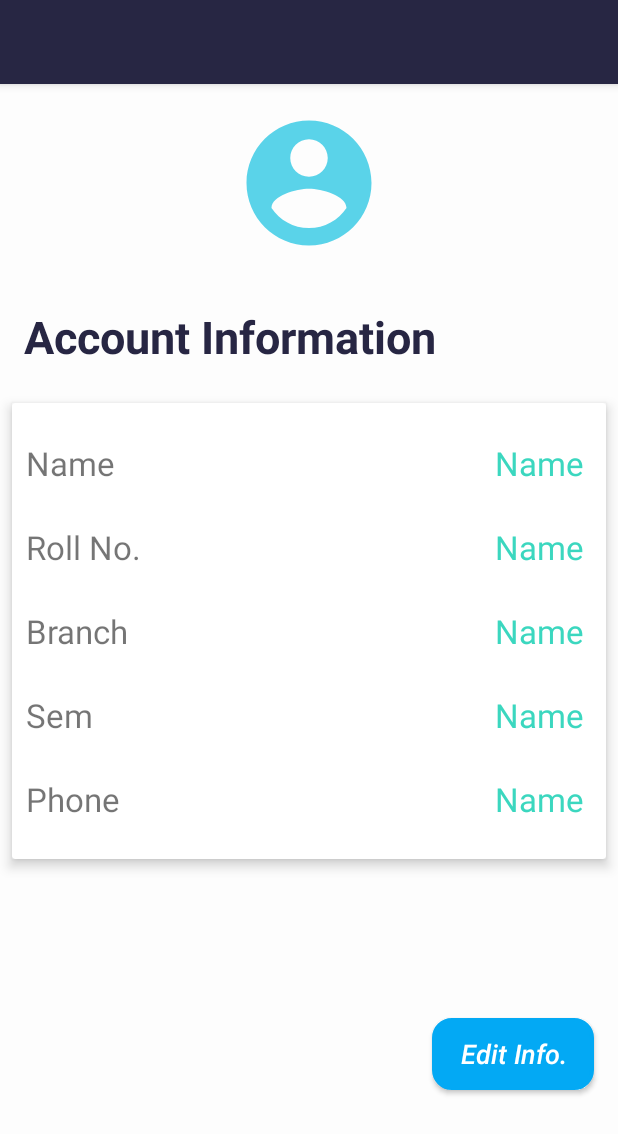
After one commit to aman7056/Apna_College, an Android app: the layout activity_profile_tab.xml on its own in the app's theme, with its tools: preview values and no code run, on a phone screen of 412 x 824 dp. The commit adds this screen. Shown: the top 1134 px of the screen. Run offline under Robolectric (Android 15) with nearby library versions, the phone set to English and light mode, and no system bars.

Commit message:
day 5 part 1

```diff
--- a/app/src/main/AndroidManifest.xml
+++ b/app/src/main/AndroidManifest.xml
@@ -10,12 +10,16 @@
         android:roundIcon="@mipmap/ic_launcher_round"
         android:supportsRtl="true"
         android:theme="@style/AppTheme">
-        <activity android:name=".infoTab"
+        <activity android:name=".ProfileTab"></activity>
+        <activity
+            android:name=".infoTab"
             android:screenOrientation="portrait"
-            android:theme="@style/AppTheme.NoActionBar"></activity>
-        <activity android:name=".UsersTab"
-            android:screenOrientation="portrait"/>
-        <activity android:name=".LoginPage"
+            android:theme="@style/AppTheme.NoActionBar" />
+        <activity
+            android:name=".UsersTab"
+            android:screenOrientation="portrait" />
+        <activity
+            android:name=".LoginPage"
             android:screenOrientation="portrait" />
         <activity
             android:name=".MainActivity"
--- a/app/src/main/java/com/amati/apnacollege/MainActivity.java
+++ b/app/src/main/java/com/amati/apnacollege/MainActivity.java
@@ -69,7 +69,7 @@ public class MainActivity extends AppCompatActivity implements View.OnClickListe
                 break;
 
             case R.id.item4:
-                Toast.makeText(this, "Profile", Toast.LENGTH_SHORT).show();
+               startActivity(new Intent(MainActivity.this, ProfileTab.class));
                 break;
 
             case R.id.item5:
--- /dev/null
+++ b/app/src/main/java/com/amati/apnacollege/ProfileTab.java
@@ -0,0 +1,66 @@
+package com.amati.apnacollege;
+
+import androidx.appcompat.app.AppCompatActivity;
+
+import android.content.Intent;
+import android.os.Bundle;
+import android.view.View;
+import android.widget.Button;
+import android.widget.TextView;
+
+import com.google.android.material.appbar.MaterialToolbar;
+import com.parse.ParseUser;
+
+public class ProfileTab extends AppCompatActivity {
+
+    private TextView txtName,  txtRoll, txtBranch, txtSem, txtPhone;
+    private Button editBtn;
+    private MaterialToolbar materialToolbar;
+
+
+    @Override
+    protected void onCreate(Bundle savedInstanceState) {
+        super.onCreate(savedInstanceState);
+        setContentView(R.layout.activity_profile_tab);
+
+        materialToolbar = findViewById(R.id.mtoolbar2);
+
+        txtName = findViewById(R.id.txtName);
+        txtBranch = findViewById(R.id.txtName3);
+        txtRoll = findViewById(R.id.txtName2);
+        txtSem = findViewById(R.id.txtName4);
+        txtPhone = findViewById(R.id.txtName5);
+
+        editBtn = findViewById(R.id.edtbtn);
+
+        final ParseUser parseUser = ParseUser.getCurrentUser();
+
+        setSupportActionBar(materialToolbar);
+        setTitle(parseUser.getUsername().toString());
+
+        txtName.setText(parseUser.get("name") + "");
+        txtPhone.setText(parseUser.get("phone") + "") ;
+        txtSem.setText( parseUser.get("sem") + "" );
+        txtRoll.setText(parseUser.get("rollno") + "" );
+        txtBranch.setText(parseUser.get("branch") + "");
+
+
+        editBtn.setOnClickListener(new View.OnClickListener() {
+            @Override
+            public void onClick(View v) {
+                startActivity(new Intent(ProfileTab.this, infoTab.class));
+                finish();
+            }
+        });
+
+
+
+
+    }
+
+    @Override
+    public boolean onSupportNavigateUp() {
+        onBackPressed();
+        return true;
+    }
+}
--- /dev/null
+++ b/app/src/main/res/drawable/ic_arrow_back_black_24dp.xml
@@ -0,0 +1,9 @@
+<vector xmlns:android="http://schemas.android.com/apk/res/android"
+        android:width="24dp"
+        android:height="24dp"
+        android:viewportWidth="24.0"
+        android:viewportHeight="24.0">
+    <path
+        android:fillColor="#FFF"
+        android:pathData="M20,11H7.83l5.59,-5.59L12,4l-8,8 8,8 1.41,-1.41L7.83,13H20v-2z"/>
+</vector>
--- /dev/null
+++ b/app/src/main/res/layout/activity_profile_tab.xml
@@ -0,0 +1,229 @@
+<?xml version="1.0" encoding="utf-8"?>
+<androidx.constraintlayout.widget.ConstraintLayout xmlns:android="http://schemas.android.com/apk/res/android"
+    xmlns:app="http://schemas.android.com/apk/res-auto"
+    xmlns:tools="http://schemas.android.com/tools"
+    android:layout_width="match_parent"
+    android:layout_height="match_parent"
+    android:background="#71FFFFFF"
+    tools:context=".ProfileTab">
+
+    <com.google.android.material.appbar.AppBarLayout
+        android:id="@+id/appBar"
+        android:layout_width="match_parent"
+        android:layout_height="wrap_content"
+        app:layout_constraintEnd_toEndOf="parent"
+        app:layout_constraintStart_toStartOf="parent"
+        app:layout_constraintTop_toTopOf="parent">
+
+        <include
+            android:id="@+id/mtoolbar2"
+            layout="@layout/appbar" />
+
+    </com.google.android.material.appbar.AppBarLayout>
+
+    <ImageView
+        android:id="@+id/imageView2"
+        android:layout_width="100dp"
+        android:layout_height="100dp"
+        android:layout_marginStart="16dp"
+        android:layout_marginTop="16dp"
+        android:layout_marginEnd="16dp"
+        app:layout_constraintEnd_toEndOf="parent"
+        app:layout_constraintStart_toStartOf="parent"
+        app:layout_constraintTop_toBottomOf="@+id/appBar"
+        app:srcCompat="@drawable/ic_account_circle_black_24dp" />
+
+    <Button
+        android:id="@+id/edtbtn"
+        android:layout_width="wrap_content"
+        android:layout_height="wrap_content"
+        android:layout_marginStart="16dp"
+        android:layout_marginTop="24dp"
+        android:layout_marginEnd="16dp"
+        android:layout_marginBottom="16dp"
+        android:background="@drawable/round_style"
+        android:backgroundTint="#03A9F4"
+        android:text="    Edit Info.    "
+        android:textAlignment="center"
+        android:textAllCaps="false"
+        android:textColor="#FFFFFF"
+        android:textSize="18sp"
+        android:textStyle="italic"
+        app:layout_constraintBottom_toBottomOf="parent"
+        app:layout_constraintEnd_toEndOf="parent"
+        app:layout_constraintHorizontal_bias="1.0"
+        app:layout_constraintStart_toStartOf="parent"
+        app:layout_constraintTop_toBottomOf="@+id/cardView" />
+
+    <TextView
+        android:id="@+id/textView7"
+        android:layout_width="0dp"
+        android:layout_height="wrap_content"
+        android:layout_marginStart="16dp"
+        android:layout_marginTop="32dp"
+        android:layout_marginEnd="16dp"
+        android:elevation="5dp"
+        android:text="Account Information"
+        android:textAlignment="viewStart"
+        android:textColor="@color/colorPrimaryDark"
+        android:textSize="30sp"
+        android:textStyle="bold"
+        app:layout_constraintEnd_toEndOf="parent"
+        app:layout_constraintStart_toStartOf="parent"
+        app:layout_constraintTop_toBottomOf="@+id/imageView2" />
+
+    <androidx.cardview.widget.CardView
+        android:id="@+id/cardView"
+        android:layout_width="0dp"
+        android:layout_height="304dp"
+        android:layout_marginStart="8dp"
+        android:layout_marginTop="24dp"
+        android:layout_marginEnd="8dp"
+        android:layout_marginBottom="32dp"
+        android:elevation="5dp"
+        android:padding="10dp"
+        app:cardElevation="5dp"
+        app:cardMaxElevation="20dp"
+        app:layout_constraintBottom_toBottomOf="parent"
+        app:layout_constraintEnd_toEndOf="parent"
+        app:layout_constraintHorizontal_bias="1.0"
+        app:layout_constraintStart_toStartOf="parent"
+        app:layout_constraintTop_toBottomOf="@+id/textView7"
+        app:layout_constraintVertical_bias="0.0">
+
+        <LinearLayout
+            android:layout_width="match_parent"
+            android:layout_height="match_parent"
+            android:orientation="horizontal">
+
+            <LinearLayout
+                android:layout_width="match_parent"
+                android:layout_height="match_parent"
+                android:layout_weight="1"
+                android:orientation="vertical">
+
+                <TextView
+                    android:layout_width="wrap_content"
+                    android:layout_height="wrap_content"
+                    android:layout_marginStart="4dp"
+                    android:layout_marginTop="20dp"
+                    android:padding="5dp"
+                    android:text="Name "
+                    android:textSize="22sp" />
+
+                <TextView
+                    android:layout_width="wrap_content"
+                    android:layout_height="wrap_content"
+                    android:layout_marginStart="4dp"
+                    android:layout_marginTop="16dp"
+                    android:padding="5dp"
+                    android:text="Roll No."
+                    android:textSize="22sp" />
+
+                <TextView
+                    android:layout_width="wrap_content"
+                    android:layout_height="wrap_content"
+                    android:layout_marginStart="4dp"
+                    android:layout_marginTop="16dp"
+                    android:padding="5dp"
+                    android:text="Branch"
+                    android:textSize="22sp" />
+
+                <TextView
+                    android:layout_width="wrap_content"
+                    android:layout_height="wrap_content"
+                    android:layout_marginStart="4dp"
+                    android:layout_marginTop="16dp"
+                    android:padding="5dp"
+                    android:text="Sem"
+                    android:textSize="22sp" />
+
+                <TextView
+                    android:layout_width="wrap_content"
+                    android:layout_height="wrap_content"
+                    android:layout_marginStart="4dp"
+                    android:layout_marginTop="16dp"
+                    android:layout_marginBottom="20dp"
+                    android:padding="5dp"
+                    android:text="Phone"
+                    android:textSize="22sp" />
+
+
+            </LinearLayout>
+
+
+            <LinearLayout
+                android:layout_width="match_parent"
+                android:layout_height="match_parent"
+                android:layout_weight="1"
+                android:orientation="vertical">
+
+
+                <TextView
+                    android:id="@+id/txtName"
+                    android:layout_width="match_parent"
+                    android:layout_height="wrap_content"
+                    android:layout_marginTop="20dp"
+                    android:layout_marginEnd="4dp"
+                    android:padding="5dp"
+                    android:text="Name "
+                    android:textAlignment="textEnd"
+                    android:textColor="@color/colorAccent"
+                    android:textSize="22sp" />
+
+                <TextView
+                    android:id="@+id/txtName2"
+                    android:layout_width="match_parent"
+                    android:layout_height="wrap_content"
+                    android:layout_marginTop="16dp"
+                    android:layout_marginEnd="4dp"
+                    android:padding="5dp"
+                    android:text="Name "
+                    android:textAlignment="textEnd"
+                    android:textColor="@color/colorAccent"
+                    android:textSize="22sp" />
+
+                <TextView
+                    android:id="@+id/txtName3"
+                    android:layout_width="match_parent"
+                    android:layout_height="wrap_content"
+                    android:layout_marginTop="16dp"
+                    android:layout_marginEnd="4dp"
+                    android:padding="5dp"
+                    android:text="Name "
+                    android:textAlignment="textEnd"
+                    android:textColor="@color/colorAccent"
+                    android:textSize="22sp" />
+
+                <TextView
+                    android:id="@+id/txtName4"
+                    android:layout_width="match_parent"
+                    android:layout_height="wrap_content"
+                    android:layout_marginTop="16dp"
+                    android:layout_marginEnd="4dp"
+                    android:padding="5dp"
+                    android:text="Name "
+                    android:textAlignment="textEnd"
+                    android:textColor="@color/colorAccent"
+                    android:textSize="22sp" />
+
+                <TextView
+                    android:id="@+id/txtName5"
+                    android:layout_width="match_parent"
+                    android:layout_height="wrap_content"
+                    android:layout_marginTop="16dp"
+                    android:layout_marginEnd="4dp"
+                    android:layout_marginBottom="20dp"
+                    android:padding="5dp"
+                    android:text="Name "
+                    android:textAlignment="textEnd"
+                    android:textColor="@color/colorAccent"
+                    android:textSize="22sp" />
+
+
+            </LinearLayout>
+
+
+        </LinearLayout>
+    </androidx.cardview.widget.CardView>
+</androidx.constraintlayout.widget.ConstraintLayout>
```
